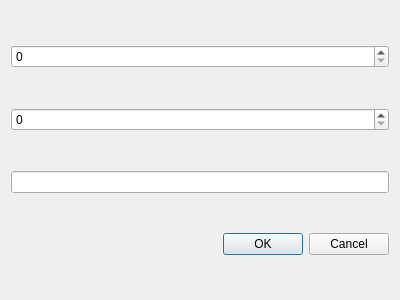
Above: WidgetTestDialog.ui from igorizyumin/xpcb before the change. Below: the same form after it.
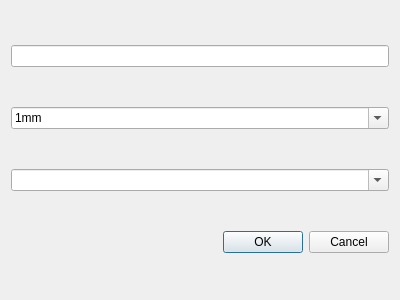
That is the form after the change. Custom widgets are drawn as their Qt base class.

```diff
--- a/WidgetTestDialog.ui
+++ b/WidgetTestDialog.ui
@@ -14,15 +14,39 @@
    <string>Dialog</string>
   </property>
   <layout class="QVBoxLayout" name="verticalLayout">
-   <item>
-    <widget class="QSpinBox" name="spinBox_2"/>
-   </item>
-   <item>
-    <widget class="UnitSpinbox" name="spinBox"/>
-   </item>
    <item>
     <widget class="UnitLineEdit" name="lineEdit"/>
    </item>
+   <item>
+    <widget class="UnitComboBox" name="comboBox">
+     <property name="editable">
+      <bool>true</bool>
+     </property>
+     <property name="insertPolicy">
+      <enum>QComboBox::NoInsert</enum>
+     </property>
+     <item>
+      <property name="text">
+       <string>1mm</string>
+      </property>
+     </item>
+     <item>
+      <property name="text">
+       <string>10mil</string>
+      </property>
+     </item>
+    </widget>
+   </item>
+   <item>
+    <widget class="QComboBox" name="comboBox_2">
+     <property name="editable">
+      <bool>true</bool>
+     </property>
+     <property name="duplicatesEnabled">
+      <bool>true</bool>
+     </property>
+    </widget>
+   </item>
    <item>
     <widget class="QDialogButtonBox" name="buttonBox">
      <property name="orientation">
@@ -36,16 +60,16 @@
   </layout>
  </widget>
  <customwidgets>
-  <customwidget>
-   <class>UnitSpinbox</class>
-   <extends>QSpinBox</extends>
-   <header location="global">UnitSpinbox.h</header>
-  </customwidget>
   <customwidget>
    <class>UnitLineEdit</class>
    <extends>QLineEdit</extends>
    <header location="global">UnitLineEdit.h</header>
   </customwidget>
+  <customwidget>
+   <class>UnitComboBox</class>
+   <extends>QComboBox</extends>
+   <header location="global">UnitLineEdit.h</header>
+  </customwidget>
  </customwidgets>
  <resources/>
  <connections>
```
